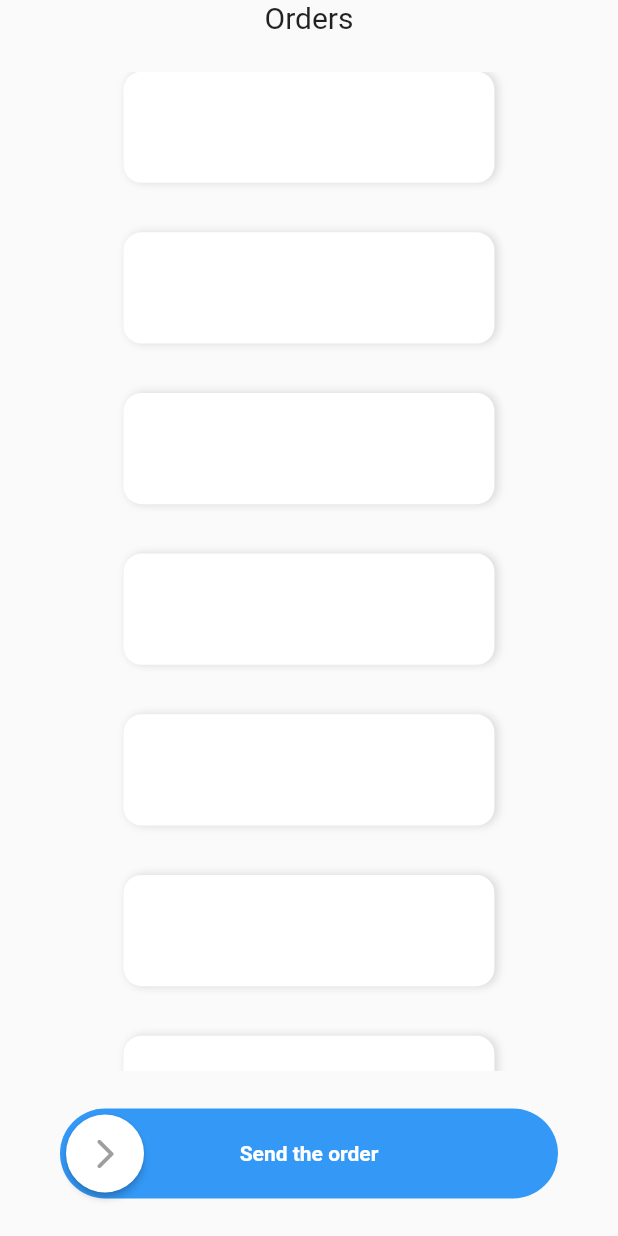
After one commit to mobileapp234/Atestat, a Flutter app: the Orders screen opened directly, on a phone screen of 412 x 824 dp. The commit adds this screen. Run offline on Flutter 3.47's test engine with Material 2 defaults, Android fonts, the phone set to English and light mode, and no system bars; drawn by our look-alikes of swipeable_button_view; our stand-ins replace auto_size_text, cloud_firestore, curved_navigation_bar, firebase_auth, firebase_core, google_fonts and 4 more; missing offline and left inert: dart:ffi; accounts and stored records are empty.

Commit message:
cart page

```diff
--- a/lib/MainPages/main_page.dart
+++ b/lib/MainPages/main_page.dart
@@ -1,5 +1,6 @@
 import 'package:flutter/material.dart';
 import 'package:curved_navigation_bar/curved_navigation_bar.dart';
+import 'package:mobile_app/MainPages/orders.dart';
 import 'package:mobile_app/MainPages/setings_page.dart';
 import 'home_page.dart';
 import '../Widgets/food_page.dart';
@@ -13,7 +14,7 @@ class MainPage extends StatefulWidget {
 
 class _MainPageState extends State<MainPage> {
   List pages = [
-    const FoodPage(),
+    const Orders(),
     const HomePage(),
     const SetingsPage(),
   ];
--- /dev/null
+++ b/lib/MainPages/orders.dart
@@ -0,0 +1,91 @@
+import 'package:flutter/cupertino.dart';
+import 'package:flutter/material.dart';
+import 'package:mobile_app/Widgets/show_qr_Code.dart';
+import 'package:swipeable_button_view/swipeable_button_view.dart';
+import 'package:page_transition/page_transition.dart';
+
+class Orders extends StatefulWidget {
+  const Orders({super.key});
+
+  @override
+  State<Orders> createState() => _OrdersState();
+}
+
+class _OrdersState extends State<Orders> {
+  bool isFinished = false;
+  @override
+  Widget build(BuildContext context) {
+    return Scaffold(
+      body: Column(children: [
+        Text(
+          "Orders",
+          style: TextStyle(fontSize: 20),
+        ),
+        SizedBox(height: MediaQuery.of(context).size.height * 0.03),
+        Expanded(
+          child: ListView.builder(
+              // physics: const NeverScrollableScrollPhysics(),
+              itemCount: 8,
+              itemBuilder: (context, index1) {
+                return Column(
+                  children: [
+                    Container(
+                      height: MediaQuery.of(context).size.height * 0.09,
+                      width: MediaQuery.of(context).size.width * 0.6,
+                      decoration: BoxDecoration(
+                        color: Colors.white,
+                        borderRadius: BorderRadius.circular(12),
+                        boxShadow: const [
+                          BoxShadow(
+                            blurRadius: 4,
+                            color: Color(0x230E151B),
+                            offset: Offset(2, 0),
+                          )
+                        ],
+                      ),
+                    ),
+                    SizedBox(height: MediaQuery.of(context).size.height * 0.04),
+                  ],
+                );
+              }),
+        ),
+        Padding(
+            padding: const EdgeInsets.symmetric(horizontal: 40, vertical: 25),
+            child: SwipeableButtonView(
+                buttonText: "Send the order",
+                buttonWidget: Container(
+                  child: Icon(
+                    Icons.arrow_forward_ios_rounded,
+                    color: Colors.grey,
+                  ),
+                ),
+                activeColor: Color(0xff3398F6),
+                isFinished: isFinished,
+                onWaitingProcess: () {
+                  Future.delayed(Duration(seconds: 2), () {
+                    setState(() {
+                      isFinished = true;
+                    });
+                  });
+                },
+                onFinish: () async {
+                  await Navigator.push(
+                      context,
+                      PageTransition(
+                          type: PageTransitionType.fade,
+                          child: const ShowQrCode()));
+
+                  setState(() {
+                    isFinished = false;
+                  });
+                })),
+        // const Divider(
+        //   height: 30,
+        //   thickness: 2,
+        //   indent: 25,
+        //   endIndent: 25,
+        // ),
+      ]),
+    );
+  }
+}
--- a/pubspec.yaml
+++ b/pubspec.yaml
@@ -46,6 +46,8 @@ dependencies:
   readmore: ^2.2.0
   slide_action: ^0.0.2
   provider: ^6.0.5
+  swipeable_button_view: ^0.0.2
+  page_transition: ^2.0.9
 
 dev_dependencies:
   flutter_test:
```
Also changed, not shown: lib/Widgets/show_qr_Code.dart (added, +15 -0 lines), pubspec.lock.
